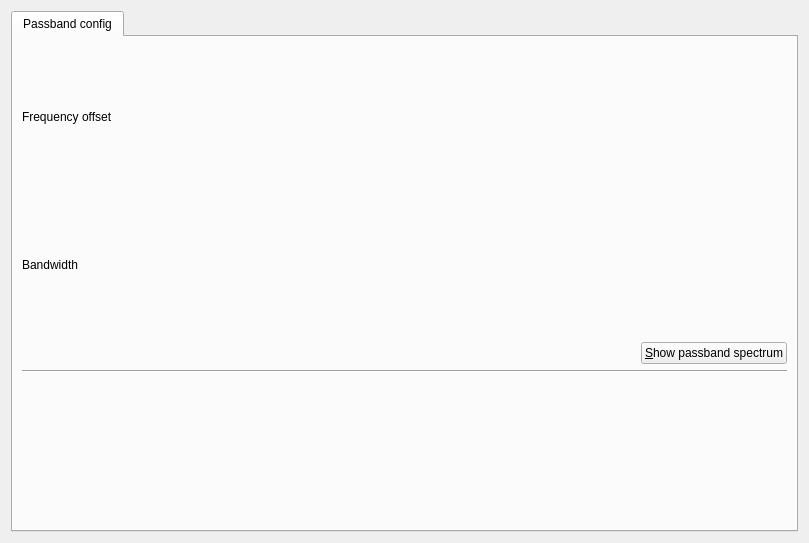
This is Default/RMSInspector/RMSInspector.ui in BatchDrake/SigDigger as Qt 5 draws it before an edit. The edited form follows.
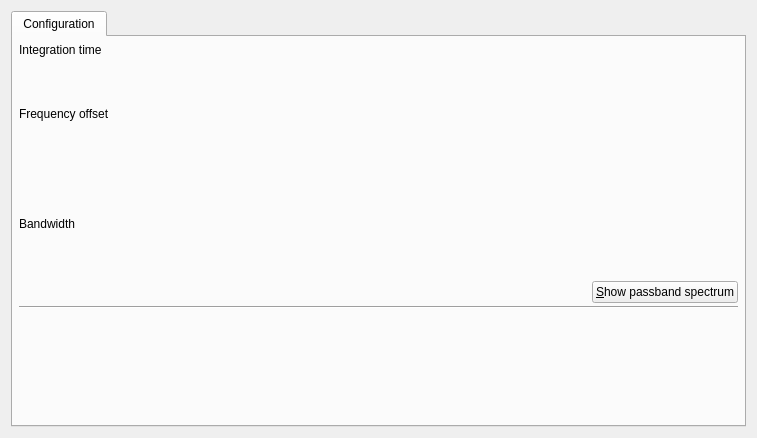
This is the edited form. Custom widgets are drawn as their Qt base class.

What changed in the file:
```diff
--- a/Default/RMSInspector/RMSInspector.ui
+++ b/Default/RMSInspector/RMSInspector.ui
@@ -6,8 +6,8 @@
    <rect>
     <x>0</x>
     <y>0</y>
-    <width>809</width>
-    <height>543</height>
+    <width>757</width>
+    <height>438</height>
    </rect>
   </property>
   <property name="windowTitle">
@@ -21,56 +21,75 @@
      </property>
      <widget class="QWidget" name="tab">
       <attribute name="title">
-       <string>Passband config</string>
+       <string>Configuration</string>
       </attribute>
       <layout class="QGridLayout" name="gridLayout_2">
-       <item row="5" column="0" colspan="4">
-        <widget class="Waterfall" name="passBandSpectrum"/>
-       </item>
-       <item row="4" column="0" colspan="4">
-        <widget class="Line" name="line">
-         <property name="sizePolicy">
-          <sizepolicy hsizetype="Expanding" vsizetype="Fixed">
-           <horstretch>0</horstretch>
-           <verstretch>0</verstretch>
-          </sizepolicy>
-         </property>
-         <property name="orientation">
-          <enum>Qt::Horizontal</enum>
-         </property>
-        </widget>
-       </item>
-       <item row="1" column="0">
+       <property name="leftMargin">
+        <number>6</number>
+       </property>
+       <property name="topMargin">
+        <number>6</number>
+       </property>
+       <property name="rightMargin">
+        <number>6</number>
+       </property>
+       <property name="bottomMargin">
+        <number>6</number>
+       </property>
+       <property name="spacing">
+        <number>3</number>
+       </property>
+       <item row="2" column="0">
         <widget class="QLabel" name="label_2">
          <property name="text">
           <string>Bandwidth</string>
          </property>
         </widget>
        </item>
-       <item row="0" column="0">
+       <item row="1" column="0">
         <widget class="QLabel" name="label">
          <property name="text">
           <string>Frequency offset</string>
          </property>
         </widget>
        </item>
-       <item row="2" column="3">
-        <widget class="QPushButton" name="pushButton">
+       <item row="1" column="1" colspan="3">
+        <widget class="FrequencySpinBox" name="frequencySpin">
+         <property name="sizePolicy">
+          <sizepolicy hsizetype="Fixed" vsizetype="Preferred">
+           <horstretch>0</horstretch>
+           <verstretch>0</verstretch>
+          </sizepolicy>
+         </property>
+        </widget>
+       </item>
+       <item row="6" column="0" colspan="4">
+        <widget class="Waterfall" name="passBandSpectrum"/>
+       </item>
+       <item row="0" column="1">
+        <widget class="TimeSpinBox" name="integrationTimeSpin">
          <property name="sizePolicy">
           <sizepolicy hsizetype="Fixed" vsizetype="Fixed">
            <horstretch>0</horstretch>
            <verstretch>0</verstretch>
           </sizepolicy>
          </property>
-         <property name="layoutDirection">
-          <enum>Qt::LeftToRight</enum>
+        </widget>
+       </item>
+       <item row="5" column="0" colspan="4">
+        <widget class="Line" name="line">
+         <property name="sizePolicy">
+          <sizepolicy hsizetype="Expanding" vsizetype="Fixed">
+           <horstretch>0</horstretch>
+           <verstretch>0</verstretch>
+          </sizepolicy>
          </property>
-         <property name="text">
-          <string>&amp;Show passband spectrum</string>
+         <property name="orientation">
+          <enum>Qt::Horizontal</enum>
          </property>
         </widget>
        </item>
-       <item row="2" column="2">
+       <item row="3" column="0" colspan="3">
         <spacer name="horizontalSpacer_2">
          <property name="orientation">
           <enum>Qt::Horizontal</enum>
@@ -103,6 +122,35 @@
          </property>
         </widget>
        </item>
+       <item row="0" column="0">
+        <widget class="QLabel" name="label_3">
+         <property name="sizePolicy">
+          <sizepolicy hsizetype="Fixed" vsizetype="Preferred">
+           <horstretch>0</horstretch>
+           <verstretch>0</verstretch>
+          </sizepolicy>
+         </property>
+         <property name="text">
+          <string>Integration time</string>
+         </property>
+        </widget>
+       </item>
+       <item row="3" column="3">
+        <widget class="QPushButton" name="pushButton">
+         <property name="sizePolicy">
+          <sizepolicy hsizetype="Fixed" vsizetype="Fixed">
+           <horstretch>0</horstretch>
+           <verstretch>0</verstretch>
+          </sizepolicy>
+         </property>
+         <property name="layoutDirection">
+          <enum>Qt::LeftToRight</enum>
+         </property>
+         <property name="text">
+          <string>&amp;Show passband spectrum</string>
+         </property>
+        </widget>
+       </item>
       </layout>
      </widget>
     </widget>
@@ -120,6 +168,11 @@
    <extends>QWidget</extends>
    <header>FrequencySpinBox.h</header>
   </customwidget>
+  <customwidget>
+   <class>TimeSpinBox</class>
+   <extends>QWidget</extends>
+   <header>TimeSpinBox.h</header>
+  </customwidget>
  </customwidgets>
  <resources/>
  <connections/>
```
Left out of the diff: 12 changed lines with no effect on the pictures.
